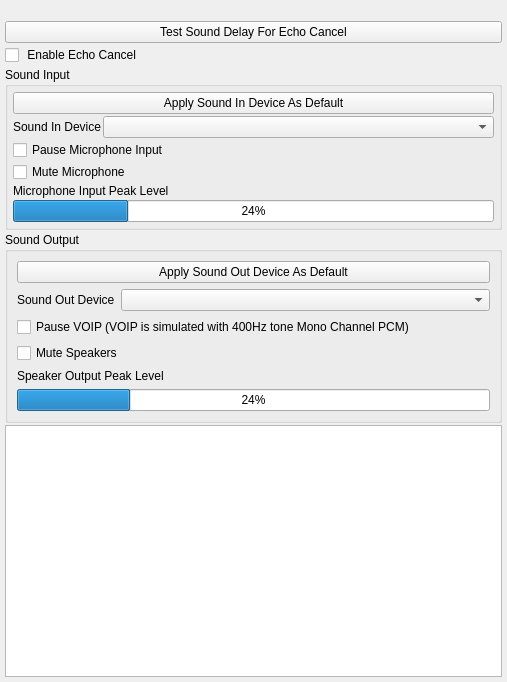
Before: the Qt Designer form AppsSrc/CommonSrc/Forms/AppletSoundSettings.ui in brettrjones-github/nolimitconnect, drawn with Qt 5.
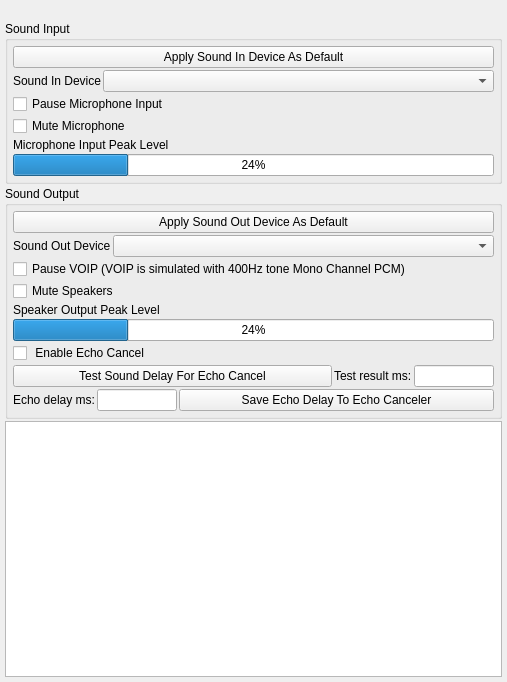
After: the same form once the commit is applied. Custom widgets are drawn as their Qt base class.

Commit message: Sound Delay Test for echo canceler now works

What changed in the file:
```diff
--- a/AppsSrc/CommonSrc/Forms/AppletSoundSettings.ui
+++ b/AppsSrc/CommonSrc/Forms/AppletSoundSettings.ui
@@ -57,20 +57,6 @@
      </property>
     </widget>
    </item>
-   <item>
-    <widget class="QPushButton" name="m_TestSoundDelayButton">
-     <property name="text">
-      <string>Test Sound Delay For Echo Cancel</string>
-     </property>
-    </widget>
-   </item>
-   <item>
-    <widget class="QCheckBox" name="m_EchoCancelEnableCheckBox">
-     <property name="text">
-      <string> Enable Echo Cancel</string>
-     </property>
-    </widget>
-   </item>
    <item>
     <widget class="QGroupBox" name="groupBox">
      <property name="title">
@@ -157,6 +143,21 @@
       <string>Sound Output</string>
      </property>
      <layout class="QVBoxLayout" name="verticalLayout">
+      <property name="spacing">
+       <number>2</number>
+      </property>
+      <property name="leftMargin">
+       <number>5</number>
+      </property>
+      <property name="topMargin">
+       <number>5</number>
+      </property>
+      <property name="rightMargin">
+       <number>5</number>
+      </property>
+      <property name="bottomMargin">
+       <number>5</number>
+      </property>
       <item>
        <widget class="QPushButton" name="m_ApplyDefaultOutDeviceButton">
         <property name="text">
@@ -213,6 +214,81 @@
         </property>
        </widget>
       </item>
+      <item>
+       <widget class="QCheckBox" name="m_EchoCancelEnableCheckBox">
+        <property name="text">
+         <string> Enable Echo Cancel</string>
+        </property>
+       </widget>
+      </item>
+      <item>
+       <layout class="QHBoxLayout" name="horizontalLayout_4">
+        <item>
+         <widget class="QPushButton" name="m_TestSoundDelayButton">
+          <property name="text">
+           <string>Test Sound Delay For Echo Cancel</string>
+          </property>
+         </widget>
+        </item>
+        <item>
+         <widget class="QLabel" name="label_4">
+          <property name="sizePolicy">
+           <sizepolicy hsizetype="Fixed" vsizetype="Preferred">
+            <horstretch>0</horstretch>
+            <verstretch>0</verstretch>
+           </sizepolicy>
+          </property>
+          <property name="text">
+           <string>Test result ms:</string>
+          </property>
+         </widget>
+        </item>
+        <item>
+         <widget class="QLineEdit" name="m_TestDelayResultLineEdit">
+          <property name="maximumSize">
+           <size>
+            <width>80</width>
+            <height>16777215</height>
+           </size>
+          </property>
+         </widget>
+        </item>
+       </layout>
+      </item>
+      <item>
+       <layout class="QHBoxLayout" name="horizontalLayout_3">
+        <item>
+         <widget class="QLabel" name="label_3">
+          <property name="sizePolicy">
+           <sizepolicy hsizetype="Fixed" vsizetype="Preferred">
+            <horstretch>0</horstretch>
+            <verstretch>0</verstretch>
+           </sizepolicy>
+          </property>
+          <property name="text">
+           <string>Echo delay ms:</string>
+          </property>
+         </widget>
+        </item>
+        <item>
+         <widget class="QLineEdit" name="m_EchoDelayLineEdit">
+          <property name="maximumSize">
+           <size>
+            <width>80</width>
+            <height>16777215</height>
+           </size>
+          </property>
+         </widget>
+        </item>
+        <item>
+         <widget class="QPushButton" name="m_EchoDelaySaveButton">
+          <property name="text">
+           <string>Save Echo Delay To Echo Canceler</string>
+          </property>
+         </widget>
+        </item>
+       </layout>
+      </item>
      </layout>
     </widget>
    </item>
```
The commit also changes 13 other files.
